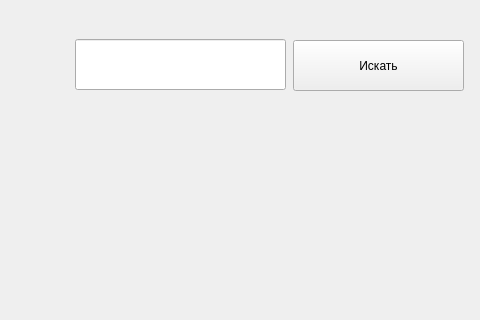
Above: kar.ui from maxijer/YandexMAP before the change; both pictures show x 557 to 1037 and y 0 to 320 of the 1037 by 700 pixel window. Below: the same form after it.
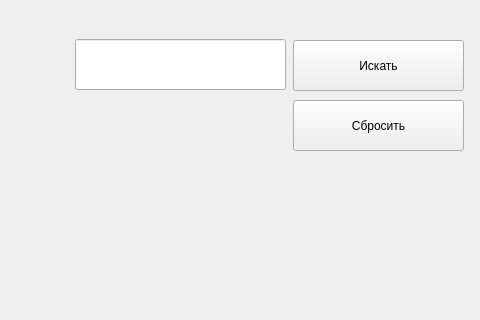
That is the form after the change.

```diff
--- a/kar.ui
+++ b/kar.ui
@@ -107,6 +107,19 @@
      <string>Искать</string>
     </property>
    </widget>
+   <widget class="QPushButton" name="cl">
+    <property name="geometry">
+     <rect>
+      <x>850</x>
+      <y>100</y>
+      <width>171</width>
+      <height>51</height>
+     </rect>
+    </property>
+    <property name="text">
+     <string>Сбросить</string>
+    </property>
+   </widget>
   </widget>
   <widget class="QMenuBar" name="menubar">
    <property name="geometry">
```
